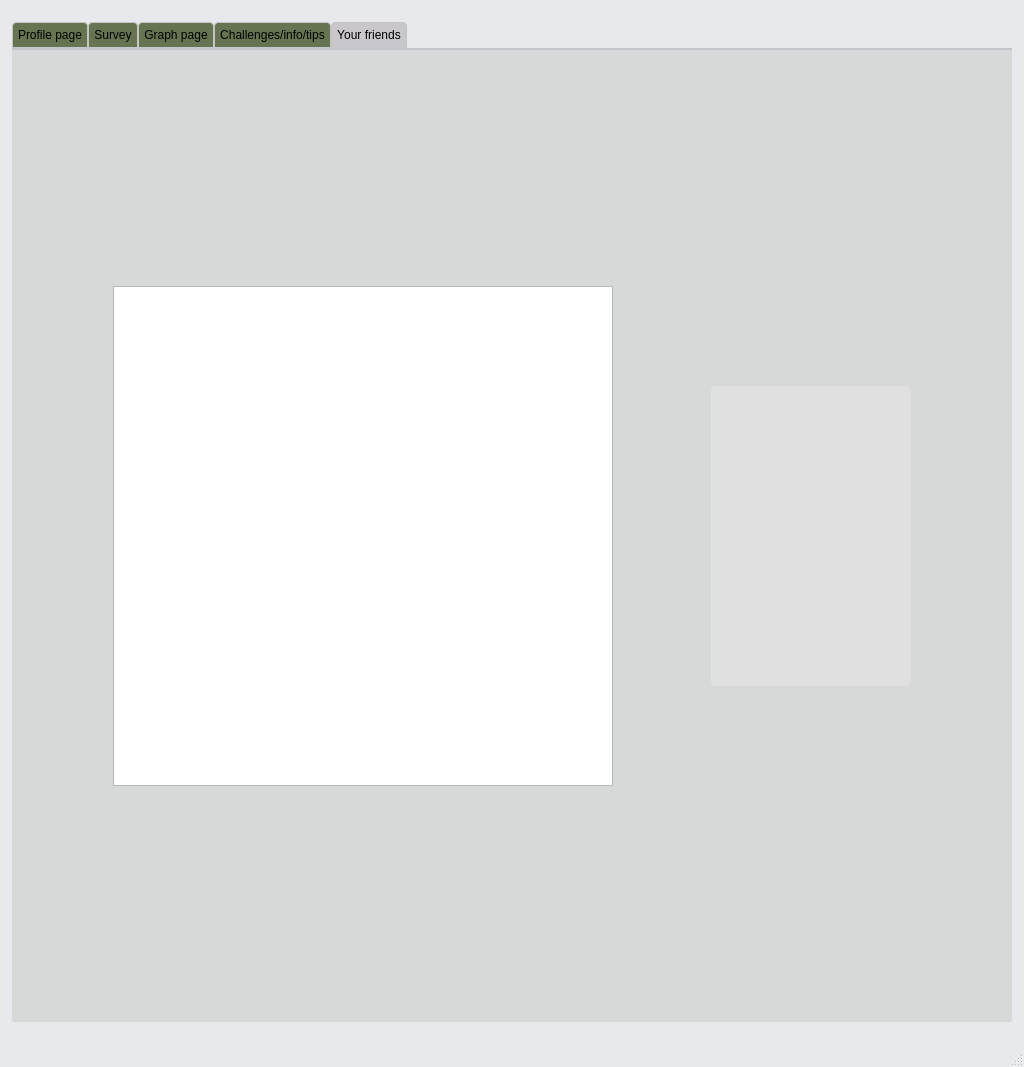
Before: the Qt Designer form CO2_Tracker/mainwindow.ui in cgneo/CarbonTracker, drawn with Qt 5.
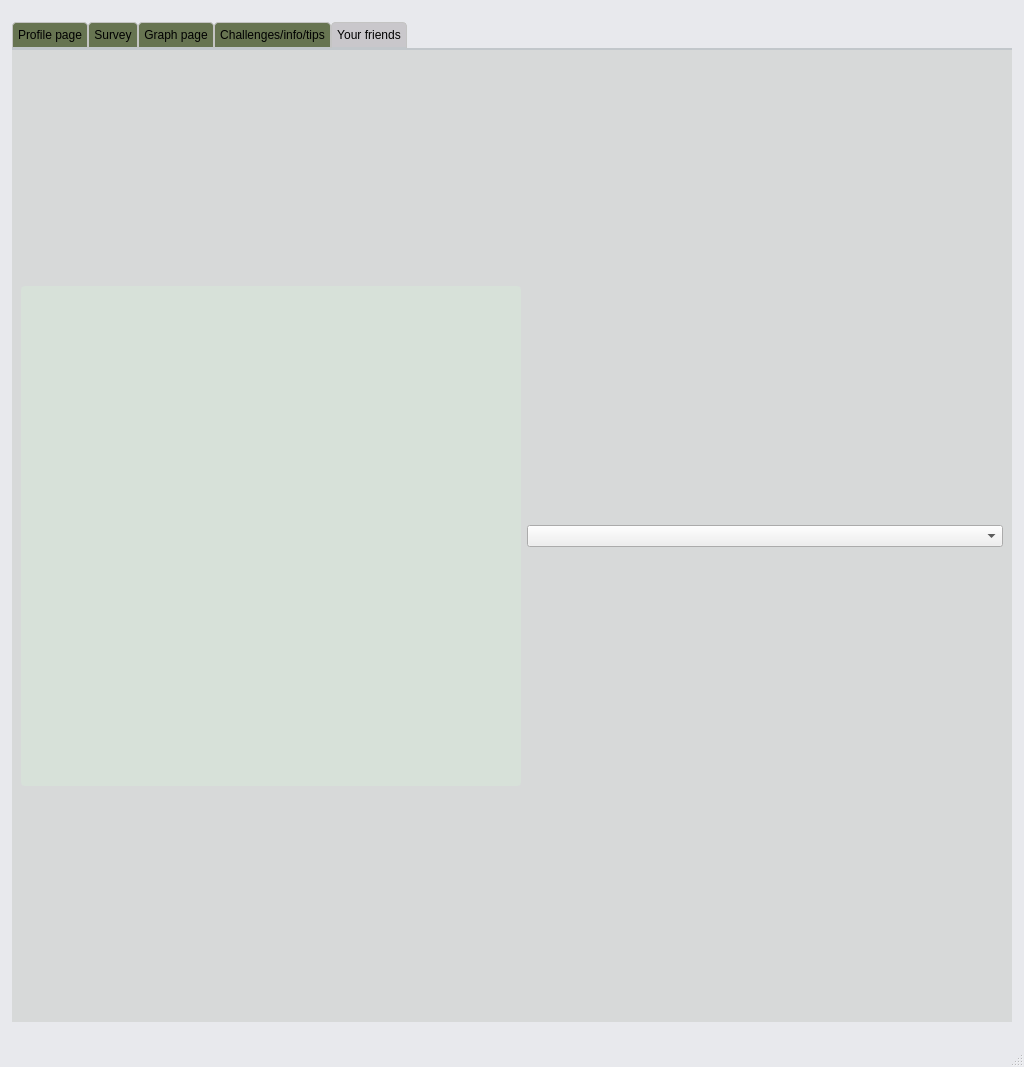
After: the same form once the commit is applied. Icons and pictures are not drawn.

```diff
--- a/CO2_Tracker/mainwindow.ui
+++ b/CO2_Tracker/mainwindow.ui
@@ -2625,26 +2625,19 @@
             <height>500</height>
            </size>
           </property>
-         </widget>
-        </item>
-        <item>
-         <widget class="QFrame" name="rankingpage">
-          <property name="maximumSize">
-           <size>
-            <width>200</width>
-            <height>300</height>
-           </size>
-          </property>
           <property name="styleSheet">
-           <string notr="true">QFrame {
+           <string notr="true">QListView{
+
     border-radius: 4px;
     padding: 2px;
-	background-color: rgba(236, 234, 238,100);
+	background-color: rgba(214, 238, 216, 100);
 }</string>
           </property>
-          <layout class="QVBoxLayout" name="verticalLayout_7"/>
          </widget>
         </item>
+        <item>
+         <widget class="QComboBox" name="MessageChallenges"/>
+        </item>
        </layout>
       </widget>
      </widget>
```
Left out of the diff: 15 changed lines with no effect on the pictures.
